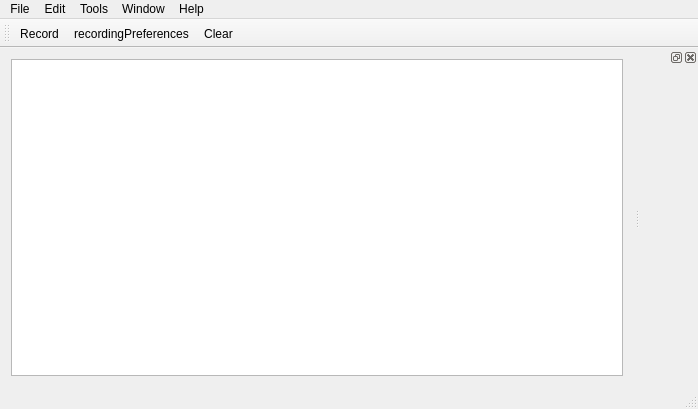
Qt form mainwindow.ui (domoritz/drummy) before a commit.
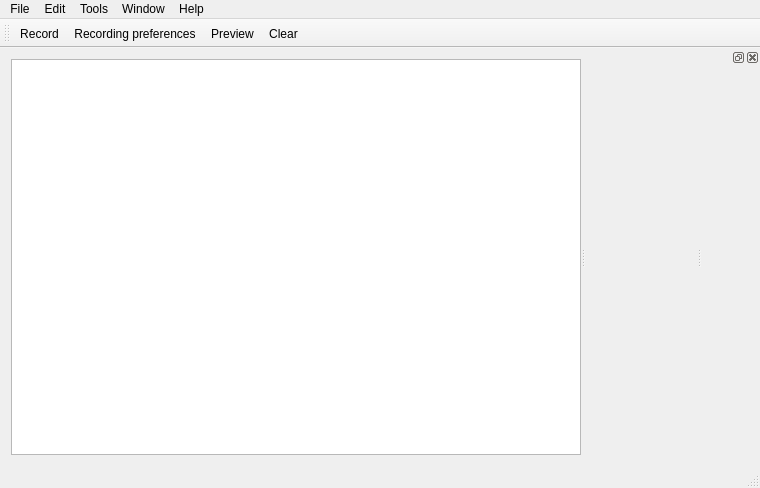
The same form after that commit. Icons and pictures are not drawn. Custom widgets are drawn as their Qt base class.

Commit message: better painting, more settings, basic undo/redo, new song info widget, more action(s)

```diff
--- a/mainwindow.ui
+++ b/mainwindow.ui
@@ -6,8 +6,8 @@
    <rect>
     <x>0</x>
     <y>0</y>
-    <width>698</width>
-    <height>409</height>
+    <width>760</width>
+    <height>488</height>
    </rect>
   </property>
   <property name="windowTitle">
@@ -16,9 +16,17 @@
   <widget class="QWidget" name="centralWidget">
    <layout class="QVBoxLayout" name="verticalLayout">
     <item>
-     <layout class="QHBoxLayout" name="horizontalLayout_3">
-      <item>
-       <widget class="QTextEdit" name="textEdit">
+     <widget class="QSplitter" name="splitter">
+      <property name="orientation">
+       <enum>Qt::Horizontal</enum>
+      </property>
+      <widget class="QTextEdit" name="tabsTextEdit">
+       <property name="sizePolicy">
+        <sizepolicy hsizetype="Preferred" vsizetype="Preferred">
+         <horstretch>100</horstretch>
+         <verstretch>0</verstretch>
+        </sizepolicy>
+       </property>
         <property name="palette">
          <palette>
           <active>
@@ -68,11 +76,18 @@
          <enum>QTextEdit::NoWrap</enum>
         </property>
         <property name="overwriteMode">
-         <bool>true</bool>
-        </property>
-       </widget>
-      </item>
-     </layout>
+        <bool>false</bool>
+       </property>
+      </widget>
+      <widget class="SongInfo" name="songInfoWidget" native="true">
+       <property name="sizePolicy">
+        <sizepolicy hsizetype="Minimum" vsizetype="Preferred">
+         <horstretch>0</horstretch>
+         <verstretch>0</verstretch>
+        </sizepolicy>
+       </property>
+      </widget>
+     </widget>
     </item>
    </layout>
   </widget>
@@ -81,7 +96,7 @@
     <rect>
      <x>0</x>
      <y>0</y>
-     <width>698</width>
+     <width>760</width>
      <height>22</height>
     </rect>
    </property>
@@ -145,6 +160,7 @@
    </attribute>
    <addaction name="actionRecord"/>
    <addaction name="actionRecordingPreferences"/>
+   <addaction name="actionPreview"/>
    <addaction name="actionClear"/>
   </widget>
   <widget class="QStatusBar" name="statusBar"/>
@@ -264,7 +280,7 @@
      <normaloff>:/images/record_settings_32.png</normaloff>:/images/record_settings_32.png</iconset>
    </property>
    <property name="text">
-    <string>recordingPreferences</string>
+    <string>Recording preferences</string>
    </property>
    <property name="toolTip">
     <string>Recording preferences</string>
@@ -305,6 +321,37 @@
     <string>Save As</string>
    </property>
   </action>
+  <action name="actionPreview">
+   <property name="icon">
+    <iconset resource="icons.qrc">
+     <normaloff>:/images/preview_32.png</normaloff>:/images/preview_32.png</iconset>
+   </property>
+   <property name="text">
+    <string>Preview</string>
+   </property>
+   <property name="toolTip">
+    <string>Preview of output</string>
+   </property>
+   <property name="iconVisibleInMenu">
+    <bool>false</bool>
+   </property>
+  </action>
+  <action name="actionUndo">
+   <property name="enabled">
+    <bool>false</bool>
+   </property>
+   <property name="text">
+    <string>Undo</string>
+   </property>
+  </action>
+  <action name="actionRedo">
+   <property name="enabled">
+    <bool>false</bool>
+   </property>
+   <property name="text">
+    <string>Redo</string>
+   </property>
+  </action>
  </widget>
  <layoutdefault spacing="6" margin="11"/>
  <customwidgets>
@@ -314,6 +361,12 @@
    <header location="global">prefsrec.h</header>
    <container>1</container>
   </customwidget>
+  <customwidget>
+   <class>SongInfo</class>
+   <extends>QWidget</extends>
+   <header location="global">songinfo.h</header>
+   <container>1</container>
+  </customwidget>
  </customwidgets>
  <resources>
   <include location="icons.qrc"/>
```
Left out of the diff: 33 changed lines with no effect on the pictures. Lines whose indentation alone changed are shown as unchanged. The commit also changes 38 other files.
